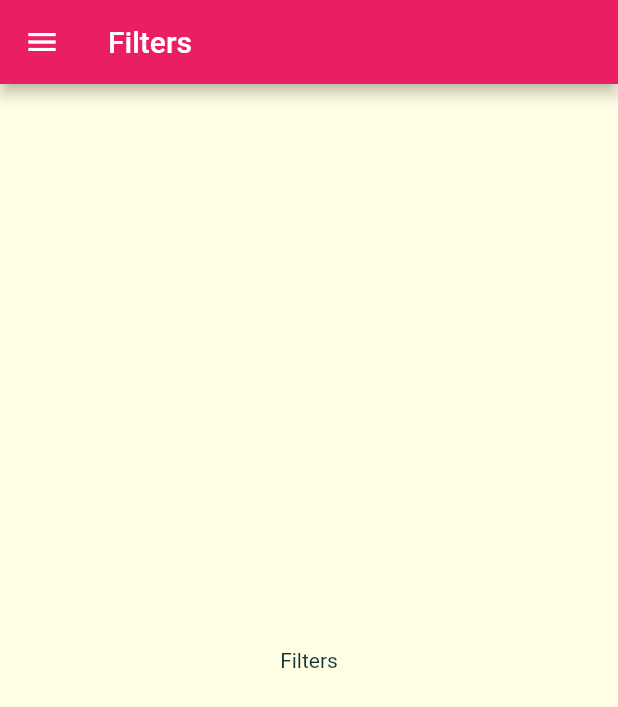
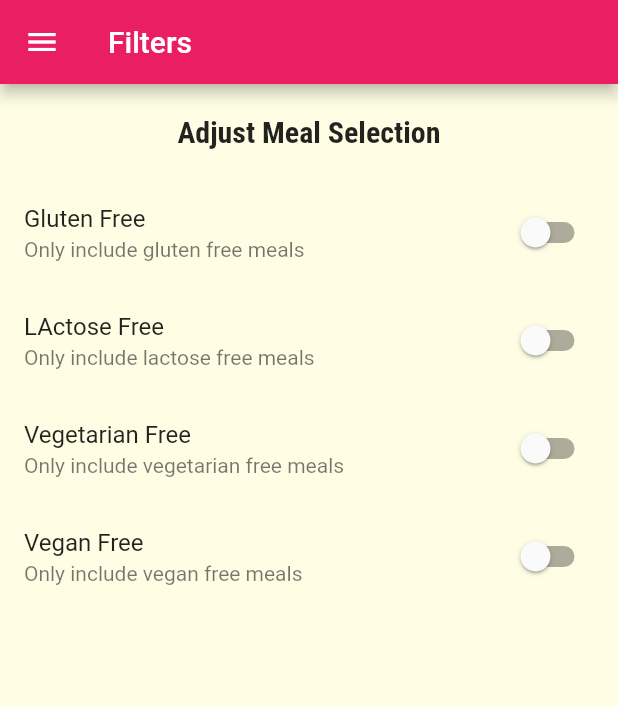
Before and after one commit to MakamuEvans/melaAppFlutter, a Flutter app: the FiltersScreen screen opened by its route, on a phone screen of 412 x 824 dp. Shown: the top 707 px of the screen. Run offline on Flutter 3.47's test engine with Material 2 defaults, Android fonts, the phone set to English and light mode, and no system bars; missing offline and left inert: dart:ffi; Roboto replaces fonts that are missing (Railway).

Commit message:
filters added

```diff
--- a/lib/screens/filters_screen.dart
+++ b/lib/screens/filters_screen.dart
@@ -1,19 +1,82 @@
 import 'package:flutter/material.dart';
 import 'package:meals_app/widgets/main_drawer.dart';
 
-class FiltersScreen extends StatelessWidget {
+class FiltersScreen extends StatefulWidget {
   static const routeName = '/filters';
+
+  @override
+  _FiltersScreenState createState() => _FiltersScreenState();
+}
+
+class _FiltersScreenState extends State<FiltersScreen> {
+  var _glutenFree = false;
+  var _vegetarian = false;
+  var _vegan = false;
+  var _lactoseFree = false;
+
+  Widget _buildSwitchListTile(String title, String subTitle, bool currentValue,
+      Function updateValue) {
+    return SwitchListTile(
+        value: currentValue,
+        title: Text(title),
+        subtitle: Text(subTitle),
+        onChanged: updateValue);
+  }
 
   @override
   Widget build(BuildContext context) {
     return Scaffold(
-      appBar: AppBar(
-        title: Text('Filters'),
-      ),
-      drawer: MainDrawer(),
-      body: Center(
-        child: Text('Filters'),
-      ),
-    );
+        appBar: AppBar(
+          title: Text('Filters'),
+        ),
+        drawer: MainDrawer(),
+        body: Column(
+          children: [
+            Container(
+              padding: EdgeInsets.all(20),
+              child: Text(
+                'Adjust Meal Selection',
+                style: Theme
+                    .of(context)
+                    .textTheme
+                    .headline6,
+              ),
+            ),
+            Expanded(
+              child: ListView(
+                children: [
+                  _buildSwitchListTile(
+                      "Gluten Free", "Only include gluten free meals",
+                      _glutenFree, (newVal) {
+                    setState(() {
+                      _glutenFree = newVal;
+                    });
+                  }),
+                  _buildSwitchListTile(
+                      "LActose Free", "Only include lactose free meals",
+                      _lactoseFree, (newVal) {
+                    setState(() {
+                      _lactoseFree = newVal;
+                    });
+                  }),
+                  _buildSwitchListTile(
+                      "Vegetarian Free", "Only include vegetarian free meals",
+                      _vegetarian, (newVal) {
+                    setState(() {
+                      _vegetarian = newVal;
+                    });
+                  }),
+                  _buildSwitchListTile(
+                      "Vegan Free", "Only include vegan free meals",
+                      _vegan, (newVal) {
+                    setState(() {
+                      _vegan = newVal;
+                    });
+                  })
+                ],
+              ),
+            )
+          ],
+        ));
   }
 }
```
